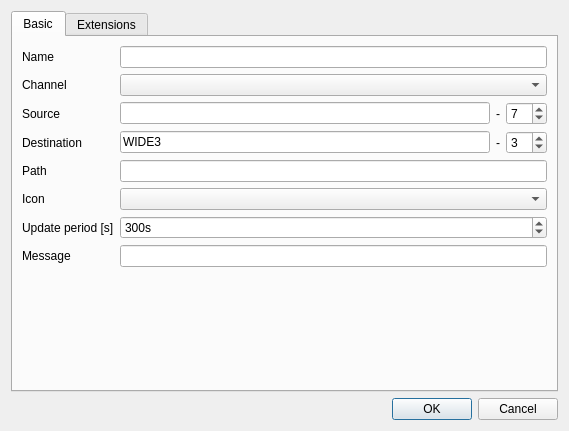
Qt form src/aprssystemdialog.ui (hmatuschek/qdmr) before a commit.
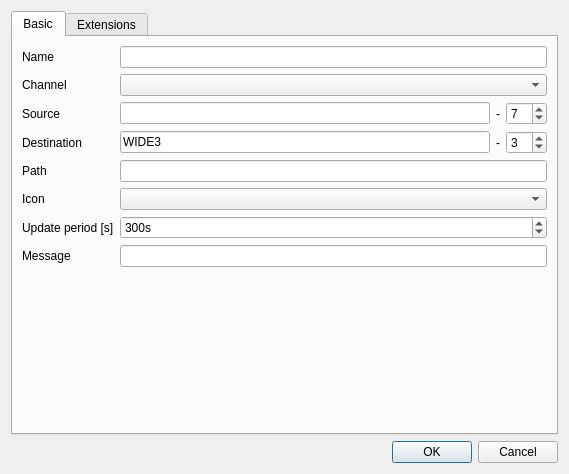
The same form after that commit. Custom widgets are drawn as their Qt base class.

```diff
--- a/src/aprssystemdialog.ui
+++ b/src/aprssystemdialog.ui
@@ -7,7 +7,7 @@
     <x>0</x>
     <y>0</y>
     <width>569</width>
-    <height>431</height>
+    <height>474</height>
    </rect>
   </property>
   <property name="sizePolicy">
```
Left out of the diff: 12 changed lines with no effect on the pictures.
